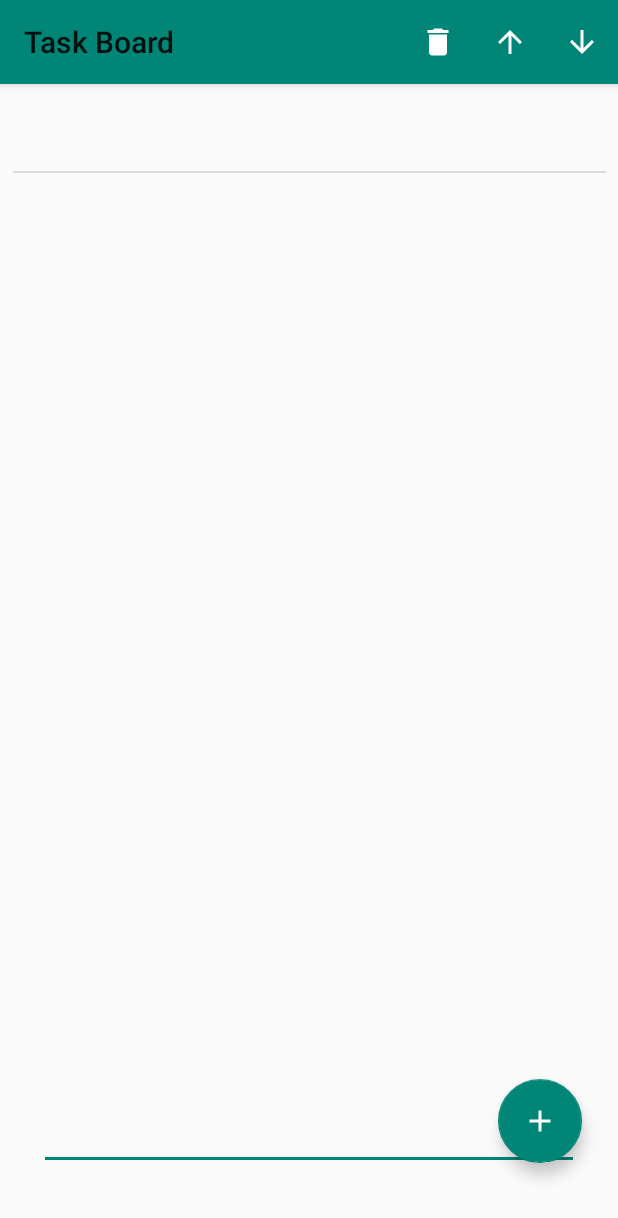
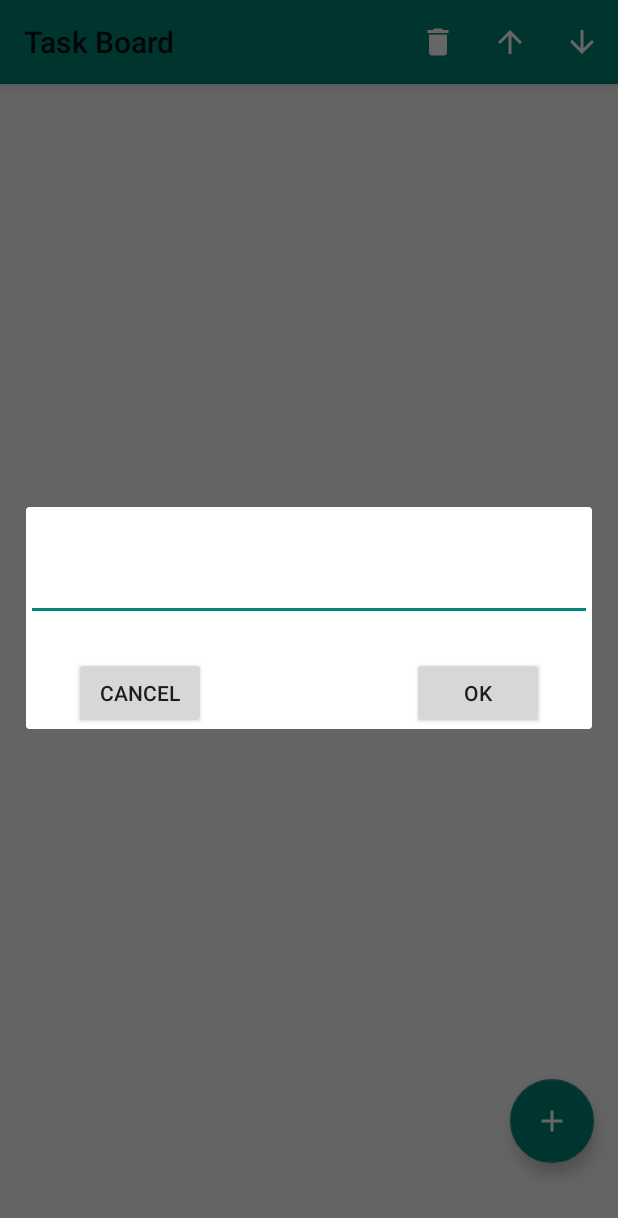
Before and after one commit to aloknigam247/task-board, an Android app: the screen it shows after launch (MainActivity), after a tap on an icon or button, on a phone screen of 412 x 824 dp. Shown: the top 1218 px of the screen. Run offline under Robolectric (Android 15) with nearby library versions, the phone set to English and light mode, and no system bars.

Commit message:
improve UI fixex #20
This commit creates a new form for tasks and improves UI

```diff
--- a/app/src/main/AndroidManifest.xml
+++ b/app/src/main/AndroidManifest.xml
@@ -2,8 +2,8 @@
 <manifest xmlns:android="http://schemas.android.com/apk/res/android"
     package="com.app.taskboard">
 
-    <uses-permission android:name="android.permission.READ_EXTERNAL_STORAGE"/>
-    <uses-permission android:name="android.permission.WRITE_EXTERNAL_STORAGE"/>
+    <uses-permission android:name="android.permission.READ_EXTERNAL_STORAGE" />
+    <uses-permission android:name="android.permission.WRITE_EXTERNAL_STORAGE" />
 
     <application
         android:allowBackup="true"
--- a/app/src/main/java/com/app/taskboard/ActivityRegistration.java
+++ b/app/src/main/java/com/app/taskboard/ActivityRegistration.java
@@ -17,7 +17,7 @@ class ActivityRegistration {
     }
 
     void registerResource(int activityRes, int resource, final RegisterClick implementor, final Object ...args) {
-        View view = Run.findViewByActivity(activityRes, resource);
+        View view = Run.findViewByResource(activityRes, resource);
         // set listeners for Button clicks
         if(view instanceof Button || view instanceof FloatingActionButton) {
             view.setOnClickListener(new View.OnClickListener() {
--- a/app/src/main/java/com/app/taskboard/MainActivity.java
+++ b/app/src/main/java/com/app/taskboard/MainActivity.java
@@ -2,6 +2,7 @@ package com.app.taskboard;
 
 import android.os.Bundle;
 import android.support.annotation.NonNull;
+import android.support.v7.app.AlertDialog;
 import android.support.v7.app.AppCompatActivity;
 import android.support.v7.widget.Toolbar;
 import android.view.Menu;
@@ -15,6 +16,7 @@ import java.util.List;
 public class MainActivity extends AppCompatActivity {
     private Run mRun;
     private TaskList mTaskList;
+    private final Actions mActions = new Actions();
 
     @Override
     protected void onCreate(Bundle savedInstanceState) {
@@ -22,10 +24,13 @@ public class MainActivity extends AppCompatActivity {
         setContentView(R.layout.activity_main);
         Toolbar myToolbar = findViewById(R.id.toolbar);
         setSupportActionBar(myToolbar);
-        mRun = new Run(R.layout.activity_main, this, this);
-        mRun.startUp();
+        mRun = Run.getRunObject();
+        mRun.addActivity(R.layout.activity_main, this);
+        mRun.setContext(this);
+        mRun.startUp(this);
         mTaskList = mRun.getTaskList();
         //mTaskList.fillView(this); // TODO: removing for now
+        inflateLayouts();
         registerActions();
     }
 
@@ -68,18 +73,18 @@ public class MainActivity extends AppCompatActivity {
 
     @Override
     public boolean onOptionsItemSelected(MenuItem item) {
-        if(Actions.itemClicked) {
+        if(mActions.itemClicked) {
             switch (item.getItemId()) {
                 case R.id.action_delete: {
-                    mTaskList.remove(Actions.itemSelected);
+                    mTaskList.remove(mActions.itemSelected);
                     break;
                 }
                 case R.id.action_move_up: {
-                    Actions.itemSelected = mTaskList.moveUp(Actions.itemSelected);
+                    mActions.itemSelected = mTaskList.moveUp(mActions.itemSelected);
                     break;
                 }
                 case R.id.action_move_down: {
-                    Actions.itemSelected = mTaskList.moveDown(Actions.itemSelected);
+                    mActions.itemSelected = mTaskList.moveDown(mActions.itemSelected);
                     break;
                 }
                 default:
@@ -95,26 +100,49 @@ public class MainActivity extends AppCompatActivity {
         UserPermission.onRequestResult(requestCode, permissions, grantResults);
     }
 
+    void inflateLayouts() {
+        AlertDialog.Builder builder = new AlertDialog.Builder(Run.getActivity(R.layout.activity_main));
+        View t = Run.getActivity(R.layout.activity_main).getLayoutInflater().inflate(R.layout.activity_task_form, null);
+        builder.setView(t);
+        mActions.dialog = builder.create();
+        mRun.addLayout(R.layout.activity_task_form, t);
+    }
+
     void registerActions() {
-        ActivityRegistration register = new ActivityRegistration();
-        register.registerResource(R.layout.activity_main, R.id.addTask, new Actions(), mTaskList, Actions.ADD_TASK);
-        register.registerResource(R.layout.activity_main, R.id.taskDisplay, new Actions(), Actions.ONCLICK);
-    }
+        ActivityRegistration register = mRun.getRegister();
+        register.registerResource(R.layout.activity_main, R.id.addTask, mActions, mTaskList, Actions.ADD_TASK);
+        register.registerResource(R.layout.activity_main, R.id.taskDisplay, mActions, Actions.ON_ITEM_CLICK);
+        register.registerResource(R.layout.activity_task_form, R.id.taskOk, mActions, mTaskList, Actions.TASK_OK);
+        register.registerResource(R.layout.activity_task_form, R.id.taskCancel, mActions, mTaskList, Actions.TASK_CANCEL);
     }
 
     class Actions implements ActivityRegistration.RegisterClick {
-    final static int ADD_TASK    = 0;
-    final static int ONCLICK     = 2;
-    static boolean itemClicked = false;
-    static int itemSelected;
+        final static int ADD_TASK       = 0;
+        final static int ON_ITEM_CLICK  = 1;
+        final static int TASK_OK        = 2;
+        final static int TASK_CANCEL    = 3;
+        AlertDialog dialog;
+        boolean itemClicked = false;
+        int itemSelected;
 
         public void onButtonClick(View v, List<Object> argArray) {
             TaskList mTaskList = (TaskList) argArray.get(0);
             switch ((int) argArray.get(1)) {
                 case ADD_TASK: {
-                EditText newTask = (EditText)Run.findViewByActivity(R.layout.activity_main, R.id.newTask);
+                    dialog.show();
+                    break;
+                }
+                case TASK_OK: {
+                    EditText newTask = (EditText)Run.findViewByResource(R.layout.activity_task_form, R.id.newTask);
                     mTaskList.add(new Task(newTask.getText().toString()));
                     newTask.setText("");
+                    dialog.cancel();
+                    break;
+                }
+                case TASK_CANCEL: {
+                    EditText newTask = (EditText)Run.findViewByResource(R.layout.activity_task_form, R.id.newTask);
+                    newTask.setText("");
+                    dialog.dismiss();
                     break;
                 }
             }
@@ -122,11 +150,11 @@ class Actions implements ActivityRegistration.RegisterClick {
 
         public void onAdapterClick (AdapterView<?> parent, View view, int position, long id, List<Object> argArray) {
             switch((int) argArray.get(0)) {
-            case ONCLICK: {
+                case ON_ITEM_CLICK: {
                     itemClicked = true;
                     itemSelected = position;
                 }
             }
         }
-
     }
+}
--- a/app/src/main/java/com/app/taskboard/Run.java
+++ b/app/src/main/java/com/app/taskboard/Run.java
@@ -12,29 +12,42 @@ class Run {
     private Context mContext;
     private DataOperation mDatabase;
     private TaskList mTaskList;
+    private ActivityRegistration register;
     private boolean isInitailized;
     static final private Map<Integer, Activity> activityMap = new HashMap<>();
+    static final private Map<Integer, View>     layoutMap   = new HashMap<>();
+    static Run obj;
 
-    Run(int activityRes, Activity activity, Context context) {
-        mActivity = activity;
-        mContext = context;
-        addActivity(activityRes, activity);
+    private Run() {
+        register = new ActivityRegistration();
     }
 
-    void startUp() {
+    static Run getRunObject() {
+        if(obj == null)
+            obj = new Run();
+        return obj;
+    }
+
+    void setContext(Context context) {
+        mContext = context;
+    }
+
+    void startUp(Activity activity) {
         isInitailized = true;
-        UserPermission.checkStoragePermission(mActivity);
+        UserPermission.checkStoragePermission(activity);
         mDatabase = new DataOperation();
         if( mDatabase.connect() ) mTaskList = mDatabase.load(mContext);
         else {
             //TODO: unable to connect to database check for permissions or exit
         }
-
-
     }
 
     void addActivity(int activityRes, Activity activity) {
         activityMap.put(activityRes, activity);
+    }
+
+    void addLayout(int layoutRes, View v) {
+        layoutMap.put(layoutRes, v);
     }
 
     void shutDown() {
@@ -45,6 +58,10 @@ class Run {
         }
     }
 
+    ActivityRegistration getRegister() {
+        return register;
+    }
+
     TaskList getTaskList() {
         return mTaskList;
     }
@@ -53,10 +70,19 @@ class Run {
         return mContext;
     }
 
-    static View findViewByActivity(int activityRes, int resource) {
-        Activity mActivity = activityMap.get(activityRes);
+    static Activity getActivity(int activityRes) {
+        return activityMap.get(activityRes);
+    }
+
+    static View findViewByResource(int resId, int resource) {
+        Activity mActivity = activityMap.get(resId);
         if(mActivity != null)
             return mActivity.findViewById(resource);
+
+        View mView = layoutMap.get(resId);
+        if(mView != null)
+            return mView.findViewById(resource);
+
         return null;
     }
 }
--- a/app/src/main/java/com/app/taskboard/TaskList.java
+++ b/app/src/main/java/com/app/taskboard/TaskList.java
@@ -21,7 +21,7 @@ class TaskList {
     TaskList(Context context) {
         mTaskList = new ArrayList<>();
         mTaskAdapter = new TaskAdapter(context);
-        taskView = (AdapterView) Run.findViewByActivity(R.layout.activity_main , R.id.taskDisplay);
+        taskView = (AdapterView) Run.findViewByResource(R.layout.activity_main , R.id.taskDisplay);
         if(taskView != null) {
             taskView.setAdapter(mTaskAdapter.getAdapter());
         }
--- a/app/src/main/res/layout/activity_main.xml
+++ b/app/src/main/res/layout/activity_main.xml
@@ -26,10 +26,11 @@
 
         <ListView
             android:id="@+id/taskDisplay"
-            android:layout_width="395dp"
-            android:layout_height="632dp"
+            android:layout_width="match_parent"
+            android:layout_height="match_parent"
             android:layout_marginTop="5dp"
             android:listSelector="@android:color/darker_gray"
+            app:layout_constraintBottom_toBottomOf="parent"
             app:layout_constraintEnd_toEndOf="parent"
             app:layout_constraintStart_toStartOf="parent"
             app:layout_constraintTop_toTopOf="parent" />
@@ -45,20 +46,6 @@
             app:layout_constraintBottom_toBottomOf="parent"
             app:layout_constraintEnd_toEndOf="@+id/taskDisplay" />
 
-        <EditText
-            android:id="@+id/newTask"
-            android:layout_width="0dp"
-            android:layout_height="wrap_content"
-            android:layout_marginStart="26dp"
-            android:layout_marginTop="8dp"
-            android:layout_marginEnd="26dp"
-            android:ems="10"
-            android:inputType="textPersonName"
-            app:layout_constraintEnd_toEndOf="parent"
-            app:layout_constraintHorizontal_bias="1.0"
-            app:layout_constraintStart_toStartOf="parent"
-            app:layout_constraintTop_toBottomOf="@+id/taskDisplay" />
-
     </android.support.constraint.ConstraintLayout>
 
 </android.support.constraint.ConstraintLayout>
--- /dev/null
+++ b/app/src/main/res/layout/activity_task_form.xml
@@ -0,0 +1,38 @@
+<?xml version="1.0" encoding="utf-8"?>
+<android.support.constraint.ConstraintLayout xmlns:android="http://schemas.android.com/apk/res/android"
+    xmlns:app="http://schemas.android.com/apk/res-auto"
+    xmlns:tools="http://schemas.android.com/tools"
+    android:layout_width="match_parent"
+    android:layout_height="match_parent">
+
+    <EditText
+        android:id="@+id/newTask"
+        android:layout_width="377dp"
+        android:layout_height="44dp"
+        android:layout_marginTop="32dp"
+        android:ems="10"
+        android:inputType="textPersonName"
+        app:layout_constraintBottom_toTopOf="@+id/taskOk"
+        app:layout_constraintTop_toTopOf="parent"
+        tools:layout_editor_absoluteX="16dp" />
+
+    <Button
+        android:id="@+id/taskOk"
+        android:layout_width="wrap_content"
+        android:layout_height="wrap_content"
+        android:layout_marginTop="24dp"
+        android:layout_marginEnd="32dp"
+        android:text="OK"
+        app:layout_constraintEnd_toEndOf="parent"
+        app:layout_constraintTop_toBottomOf="@+id/newTask" />
+
+    <Button
+        android:id="@+id/taskCancel"
+        android:layout_width="wrap_content"
+        android:layout_height="wrap_content"
+        android:layout_marginStart="32dp"
+        android:layout_marginTop="24dp"
+        android:text="CANCEL"
+        app:layout_constraintStart_toStartOf="parent"
+        app:layout_constraintTop_toBottomOf="@+id/newTask" />
+</android.support.constraint.ConstraintLayout>
```
Lines whose indentation alone changed are shown as unchanged.
